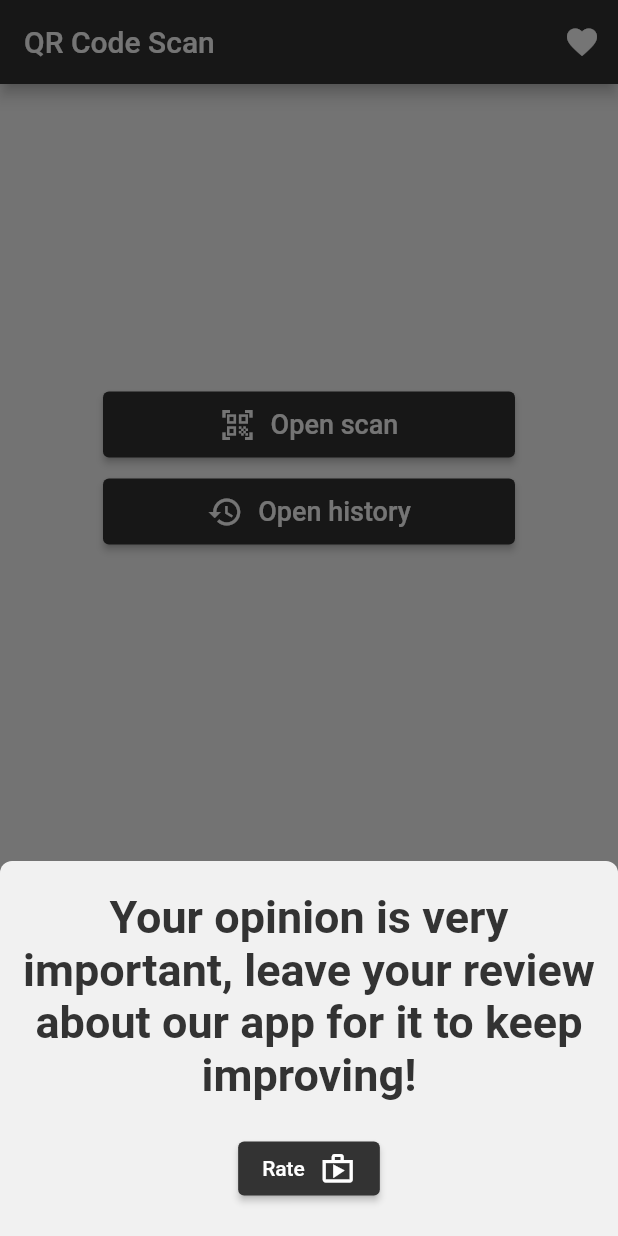
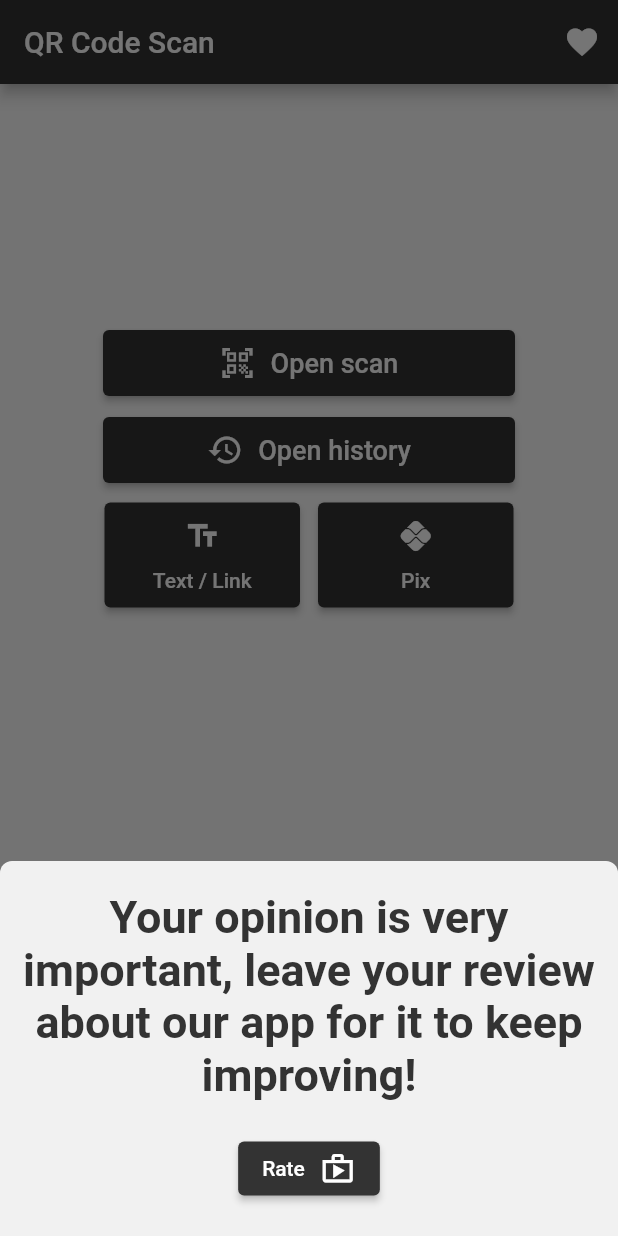
Before and after one commit to Andrierlison/leitor_qr_code, a Flutter app: the screen it shows after launch, after a tap on the "favorite" icon, on a phone screen of 412 x 824 dp. Run offline on Flutter 3.47's test engine with Material 2 defaults, Android fonts, the phone set to English and light mode, and no system bars; drawn by our look-alikes of google_mobile_ads; our stand-ins replace barcode_widget, permission_handler, sentry_flutter, share_plus, sqflite; missing offline and left inert: qr_code_scanner; accounts and stored records are empty; generated files the repository leaves out were written again; network calls fail.

Commit message:
Moved to named routes and added buttons to new screens

```diff
--- a/lib/ui/screens/home_screen.dart
+++ b/lib/ui/screens/home_screen.dart
@@ -10,14 +10,7 @@ import 'package:url_launcher/url_launcher.dart';
 // Project imports:
 import 'package:leitor_qr_code/admob.dart';
 import 'package:leitor_qr_code/ui/global_styles.dart';
-import 'package:leitor_qr_code/ui/screens/create_bar_code_screen.dart';
-import 'package:leitor_qr_code/ui/screens/create_pix_code_screen.dart';
-import 'package:leitor_qr_code/ui/screens/create_qr_code_screen.dart';
-import 'package:leitor_qr_code/ui/screens/create_wifi_code_screen.dart';
-import 'package:leitor_qr_code/ui/screens/history_screen.dart';
-import 'package:leitor_qr_code/ui/screens/qr_screen.dart';
 import 'package:leitor_qr_code/ui/widgets/custom_button.dart';
-import 'package:leitor_qr_code/ui/widgets/custom_modal.dart';
 
 class HomeScreen extends StatefulWidget {
   const HomeScreen({Key? key}) : super(key: key);
@@ -62,9 +55,7 @@ class _HomeScreenState extends State<HomeScreen> {
     final hasPermission = await _verifyCameraPermission();
 
     if (mounted && hasPermission) {
-      return Navigator.of(context).push(
-        MaterialPageRoute(builder: (context) => const QRScreen()),
-      );
+      return Navigator.of(context).pushNamed('/scan_code');
     } else {
       return showDialog(
         context: context,
@@ -188,6 +179,31 @@ class _HomeScreenState extends State<HomeScreen> {
     );
   }
 
+  Widget _createShortcuts({
+    required IconData iconName,
+    required String label,
+    required String routeName,
+  }) {
+    return Container(
+      width: ((MediaQuery.of(context).size.width / 1.5 + 10) / 2),
+      padding: const EdgeInsets.all(6),
+      child: ElevatedButton(
+        onPressed: () => Navigator.pushNamed(context, routeName),
+        style: const ButtonStyle(
+          backgroundColor: MaterialStatePropertyAll(customBlack),
+          padding: MaterialStatePropertyAll(EdgeInsets.all(10)),
+        ),
+        child: Column(
+          children: [
+            Icon(iconName),
+            const SizedBox(height: 10),
+            Text(label),
+          ],
+        ),
+      ),
+    );
+  }
+
   @override
   void initState() {
     _initScreen();
@@ -235,11 +251,24 @@ class _HomeScreenState extends State<HomeScreen> {
                     _button(
                       iconName: Icons.history,
                       label: AppLocalizations.of(context).openHistory,
-                      onPress: () => Navigator.of(context).push(
-                        MaterialPageRoute(
-                          builder: (context) => const HistoryScreen(),
-                        ),
+                      onPress: () => Navigator.of(context).pushNamed(
+                        '/history',
                       ),
+                    ),
+                  ],
+                ),
+                Row(
+                  mainAxisAlignment: MainAxisAlignment.center,
+                  children: [
+                    _createShortcuts(
+                      iconName: Icons.text_fields_outlined,
+                      label: '${AppLocalizations.of(context).text} / Link',
+                      routeName: '/create/text',
+                    ),
+                    _createShortcuts(
+                      iconName: Icons.pix_outlined,
+                      label: 'Pix',
+                      routeName: '/create/pix',
                     ),
                   ],
                 ),
```
